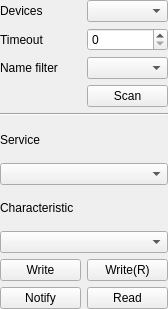
Old version of the form src/toolsui/SAKBleCentralToolUi.ui in the repository x-tools-author/x-tools.
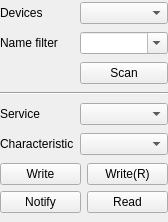
New version of the form.

What changed in the file:
```diff
--- a/src/toolsui/SAKBleCentralToolUi.ui
+++ b/src/toolsui/SAKBleCentralToolUi.ui
@@ -7,7 +7,7 @@
     <x>0</x>
     <y>0</y>
     <width>168</width>
-    <height>309</height>
+    <height>222</height>
    </rect>
   </property>
   <property name="windowTitle">
@@ -26,7 +26,78 @@
    <property name="bottomMargin">
     <number>0</number>
    </property>
-   <item row="9" column="0" colspan="2">
+   <item row="0" column="0">
+    <widget class="QLabel" name="label">
+     <property name="text">
+      <string>Devices</string>
+     </property>
+    </widget>
+   </item>
+   <item row="0" column="1">
+    <widget class="QComboBox" name="comboBox"/>
+   </item>
+   <item row="1" column="0">
+    <widget class="QLabel" name="label_4">
+     <property name="sizePolicy">
+      <sizepolicy hsizetype="Fixed" vsizetype="Preferred">
+       <horstretch>0</horstretch>
+       <verstretch>0</verstretch>
+      </sizepolicy>
+     </property>
+     <property name="text">
+      <string>Name filter</string>
+     </property>
+    </widget>
+   </item>
+   <item row="1" column="1">
+    <widget class="QComboBox" name="comboBox_4">
+     <property name="editable">
+      <bool>true</bool>
+     </property>
+    </widget>
+   </item>
+   <item row="2" column="1">
+    <widget class="QPushButton" name="pushButton">
+     <property name="text">
+      <string>Scan</string>
+     </property>
+    </widget>
+   </item>
+   <item row="3" column="0" colspan="2">
+    <widget class="Line" name="line">
+     <property name="orientation">
+      <enum>Qt::Horizontal</enum>
+     </property>
+    </widget>
+   </item>
+   <item row="4" column="0">
+    <widget class="QLabel" name="label_2">
+     <property name="text">
+      <string>Service</string>
+     </property>
+    </widget>
+   </item>
+   <item row="4" column="1">
+    <widget class="QComboBox" name="comboBox_2">
+     <property name="sizePolicy">
+      <sizepolicy hsizetype="Preferred" vsizetype="Fixed">
+       <horstretch>0</horstretch>
+       <verstretch>0</verstretch>
+      </sizepolicy>
+     </property>
+    </widget>
+   </item>
+   <item row="5" column="0">
+    <widget class="QLabel" name="label_3">
+     <property name="text">
+      <string>Characteristic</string>
+     </property>
+    </widget>
+   </item>
+   <item row="5" column="1">
+    <widget class="QComboBox" name="comboBox_3"/>
+   </item>
+   <item row="6" column="0" colspan="2">
     <layout class="QGridLayout" name="gridLayout_2">
      <item row="0" column="0">
       <widget class="QPushButton" name="pushButton_4">
@@ -58,70 +129,6 @@
      </item>
     </layout>
    </item>
-   <item row="7" column="0" colspan="2">
-    <widget class="QLabel" name="label_3">
-     <property name="text">
-      <string>Characteristic</string>
-     </property>
-    </widget>
-   </item>
-   <item row="1" column="1">
-    <widget class="QSpinBox" name="spinBox"/>
-   </item>
-   <item row="4" column="0" colspan="2">
-    <widget class="Line" name="line">
-     <property name="orientation">
-      <enum>Qt::Horizontal</enum>
-     </property>
-    </widget>
-   </item>
-   <item row="1" column="0">
-    <widget class="QLabel" name="label_5">
-     <property name="text">
-      <string>Timeout</string>
-     </property>
-    </widget>
-   </item>
-   <item row="2" column="0">
-    <widget class="QLabel" name="label_4">
-     <property name="text">
-      <string>Name filter</string>
-     </property>
-    </widget>
-   </item>
-   <item row="8" column="0" colspan="2">
-    <widget class="QComboBox" name="comboBox_3"/>
-   </item>
-   <item row="0" column="0">
-    <widget class="QLabel" name="label">
-     <property name="text">
-      <string>Devices</string>
-     </property>
-    </widget>
-   </item>
-   <item row="6" column="0" colspan="2">
-    <widget class="QComboBox" name="comboBox_2"/>
-   </item>
-   <item row="5" column="0" colspan="2">
-    <widget class="QLabel" name="label_2">
-     <property name="text">
-      <string>Service</string>
-     </property>
-    </widget>
-   </item>
-   <item row="0" column="1">
-    <widget class="QComboBox" name="comboBox"/>
-   </item>
-   <item row="3" column="1">
-    <widget class="QPushButton" name="pushButton">
-     <property name="text">
-      <string>Scan</string>
-     </property>
-    </widget>
-   </item>
-   <item row="2" column="1">
-    <widget class="QComboBox" name="comboBox_4"/>
-   </item>
   </layout>
  </widget>
  <resources/>
```
